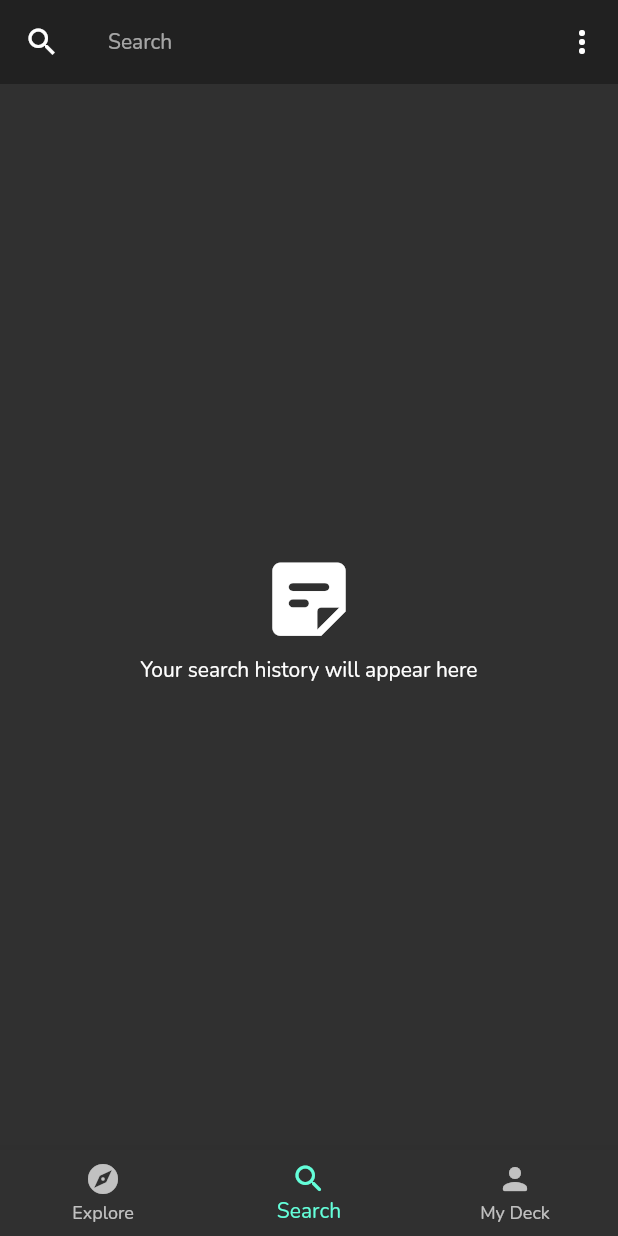
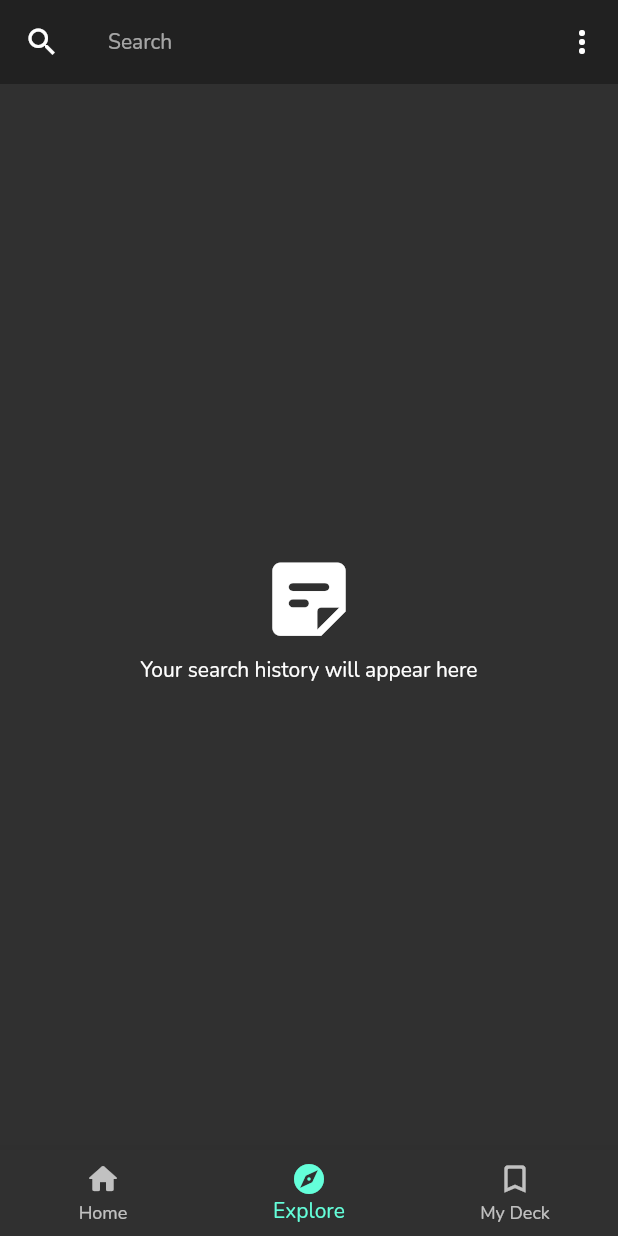
Before and after one commit to TeamStorydeck/storydeck, a Flutter app: the screen it shows after launch, item 2 of the bottom bar chosen, on a phone screen of 412 x 824 dp. Run offline on Flutter 3.47's test engine with Material 2 defaults, Android fonts, the light colour scheme and no system bars; network calls fail.

Commit message:
organise pages

```diff
--- a/lib/views/home.dart
+++ b/lib/views/home.dart
@@ -2,6 +2,36 @@ import 'package:flutter/material.dart';
 import 'package:storydeck/views/home/explore.dart';
 import 'package:storydeck/views/home/my_deck.dart';
 import 'package:storydeck/views/home/search.dart';
+
+class Page {
+  Page({
+    @required this.label,
+    @required this.icon,
+    @required this.child,
+  });
+
+  final String? label;
+  final IconData? icon;
+  final Widget? child;
+}
+
+final pages = <Page>[
+  Page(
+    label: "Home",
+    icon: Icons.home_rounded,
+    child: Explore(),
+  ),
+  Page(
+    label: "Explore",
+    icon: Icons.explore_rounded,
+    child: Search(),
+  ),
+  Page(
+    label: "My Deck",
+    icon: Icons.bookmark_outline_rounded,
+    child: MyDeck(),
+  ),
+];
 
 class Home extends StatefulWidget {
   const Home({Key? key}) : super(key: key);
@@ -9,12 +39,6 @@ class Home extends StatefulWidget {
   @override
   _HomeState createState() => _HomeState();
 }
-
-final pages = <Widget>[
-  Explore(),
-  Search(),
-  MyDeck(),
-];
 
 class _HomeState extends State<Home> {
   late int _currentIndex;
@@ -32,28 +56,16 @@ class _HomeState extends State<Home> {
   @override
   Widget build(BuildContext context) {
     return Scaffold(
-      body: pages[_currentIndex],
+      body: pages[_currentIndex].child,
       bottomNavigationBar: BottomNavigationBar(
         currentIndex: _currentIndex,
         onTap: setActiveTab,
-        items: [
-          BottomNavigationBarItem(
-            icon: Icon(Icons.explore_rounded),
-            label: "Explore",
-          ),
-          BottomNavigationBarItem(
-            icon: Icon(Icons.search_rounded),
-            label: "Search",
-          ),
-          // BottomNavigationBarItem(
-          //   icon: Icon(Icons.multitrack_audio_rounded),
-          //   label: "Podcast",
-          // ),
-          BottomNavigationBarItem(
-            icon: Icon(Icons.person_rounded),
-            label: "My Deck",
-          ),
-        ],
+        items: pages
+            .map((page) => BottomNavigationBarItem(
+                  label: page.label,
+                  icon: Icon(page.icon),
+                ))
+            .toList(),
       ),
     );
   }
```
